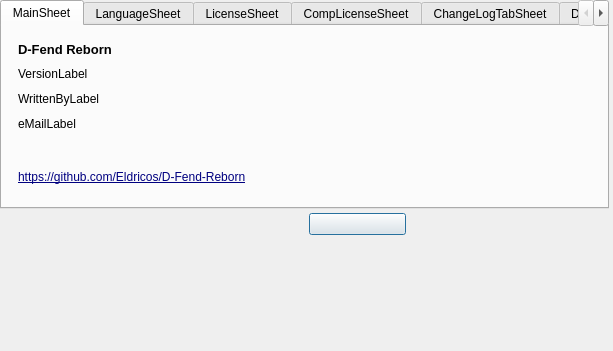
Old version of the form src/forms/InfoFormUnit.ui in the repository Eldricos/D-Fend-Reborn.
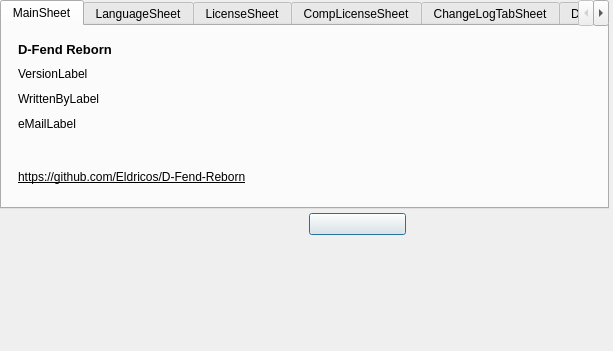
New version of the form. Icons and pictures are not drawn. Custom widgets are drawn as their Qt base class.

The edit to the form file:
```diff
--- a/src/forms/InfoFormUnit.ui
+++ b/src/forms/InfoFormUnit.ui
@@ -87,7 +87,6 @@
                   <item row="5" column="0" colspan="2">
                     <widget class="QLabel" name="HomepageLabel">
                       <property name="font"><font><underline>true</underline></font></property>
-                      <property name="styleSheet"><string notr="true">#HomepageLabel { color: #000080; }</string></property>
                       <property name="text"><string>https://github.com/Eldricos/D-Fend-Reborn</string></property>
                       <property name="textFormat"><enum>Qt::PlainText</enum></property>
                       <property name="alignment"><set>Qt::AlignLeft|Qt::AlignTop</set></property>
```
